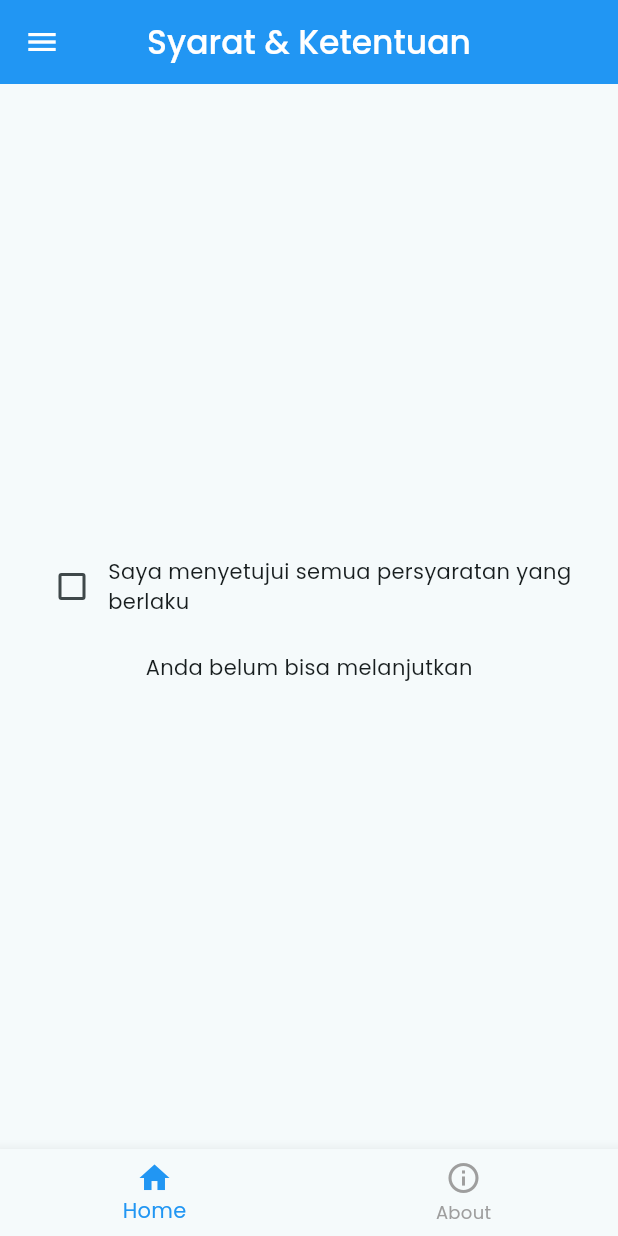
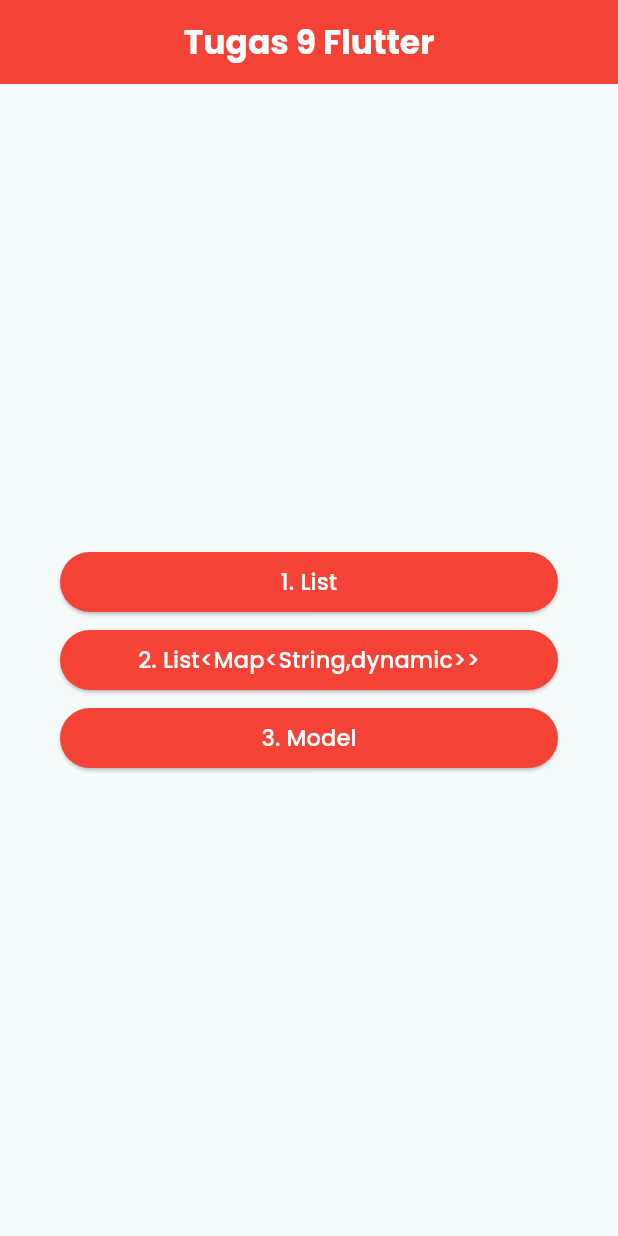
Before and after one commit to StevenOscar/belajar_ppkd, a Flutter app: the screen it shows after launch, on a phone screen of 412 x 824 dp. Run offline on Flutter 3.47's test engine with Material 3 defaults, Android fonts, the phone set to English and light mode, and no system bars; our stand-ins replace font_awesome_flutter.

Commit message:
Tugas 9 Flutter Done

```diff
--- a/flutter/flutter_app1/lib/main.dart
+++ b/flutter/flutter_app1/lib/main.dart
@@ -6,6 +6,7 @@ import 'package:flutter_app1/tugas/tugas_7/switch_page.dart';
 import 'package:flutter_app1/tugas/tugas_7/time_picker_page.dart';
 import 'package:flutter_app1/tugas/tugas_7/tugas_7_flutter.dart';
 import 'package:flutter_app1/tugas/tugas_8/tugas_8_flutter.dart';
+import 'package:flutter_app1/tugas/tugas_9/tugas_9_flutter.dart';
 import 'package:flutter_localizations/flutter_localizations.dart';
 
 void main() {
@@ -58,7 +59,8 @@ class _MyAppState extends State<MyApp> {
       // home: TugasEnamFlutter(),
       // home: Navigation(),
       // home: TugasTujuhFlutter(),
-      home: TugasDelapanFlutter(),
+      // home: TugasDelapanFlutter(),
+      home: TugasSembilanFlutter(),
     );
   }
 }
--- /dev/null
+++ b/flutter/flutter_app1/lib/tugas/tugas_9/tugas_9_flutter.dart
@@ -0,0 +1,82 @@
+import 'package:flutter/material.dart';
+import 'package:flutter_app1/tugas/tugas_9/list_map_page.dart';
+import 'package:flutter_app1/tugas/tugas_9/list_page.dart';
+import 'package:flutter_app1/tugas/tugas_9/model_page.dart';
+
+class TugasSembilanFlutter extends StatelessWidget {
+  const TugasSembilanFlutter({super.key});
+
+  @override
+  Widget build(BuildContext context) {
+    return Scaffold(
+      appBar: AppBar(
+        title: Text(
+          "Tugas 9 Flutter",
+          style: TextStyle(color: Colors.white, fontWeight: FontWeight.bold),
+        ),
+        centerTitle: true,
+        backgroundColor: Colors.red,
+      ),
+      body: Center(
+        child: Padding(
+          padding: const EdgeInsets.all(40),
+          child: Column(
+            mainAxisAlignment: MainAxisAlignment.center,
+            children: [
+              SizedBox(
+                width: double.infinity,
+                child: ElevatedButton(
+                  style: ElevatedButton.styleFrom(backgroundColor: Colors.red),
+                  onPressed: () {
+                    Navigator.push(
+                      context,
+                      MaterialPageRoute(builder: (context) => ListPage()),
+                    );
+                  },
+                  child: Text(
+                    "1. List",
+                    style: TextStyle(color: Colors.white, fontSize: 15),
+                  ),
+                ),
+              ),
+              SizedBox(height: 4),
+              SizedBox(
+                width: double.infinity,
+                child: ElevatedButton(
+                  style: ElevatedButton.styleFrom(backgroundColor: Colors.red),
+                  onPressed: () {
+                    Navigator.push(
+                      context,
+                      MaterialPageRoute(builder: (context) => ListMapPage()),
+                    );
+                  },
+                  child: Text(
+                    "2. List<Map<String,dynamic>>",
+                    style: TextStyle(color: Colors.white, fontSize: 15),
+                  ),
+                ),
+              ),
+              SizedBox(height: 4),
+              SizedBox(
+                width: double.infinity,
+                child: ElevatedButton(
+                  style: ElevatedButton.styleFrom(backgroundColor: Colors.red),
+                  onPressed: () {
+                    Navigator.push(
+                      context,
+                      MaterialPageRoute(builder: (context) => ModelPage()),
+                    );
+                  },
+                  child: Text(
+                    "3. Model",
+                    style: TextStyle(color: Colors.white, fontSize: 15),
+                  ),
+                ),
+              ),
+            ],
+          ),
+        ),
+      ),
+    );
+  }
+}
--- a/flutter/flutter_app1/pubspec.yaml
+++ b/flutter/flutter_app1/pubspec.yaml
@@ -35,6 +35,7 @@ dependencies:
   # Use with the CupertinoIcons class for iOS style icons.
   cupertino_icons: ^1.0.8
   intl: ^0.19.0
+  font_awesome_flutter: ^10.8.0
   flutter_localizations:
     sdk: flutter
 
@@ -65,6 +66,7 @@ flutter:
     - assets/images/
     - assets/images/tugas_4/
     - assets/images/tugas_6/
+    - assets/images/tugas_9/
     - assets/fonts/Montserrat/
   #   - images/a_dot_ham.jpeg
 
```
Also changed, not shown: flutter/flutter_app1/lib/tugas/tugas_9/list_map_page.dart (added, +106 -0 lines), flutter/flutter_app1/lib/tugas/tugas_9/list_page.dart (added, +58 -0 lines), flutter/flutter_app1/lib/tugas/tugas_9/model_page.dart (added, +112 -0 lines), flutter/flutter_app1/lib/tugas/tugas_9/product_model.dart (added, +83 -0 lines), flutter/flutter_app1/assets/images/tugas_9/converse.jpg (added), flutter/flutter_app1/assets/images/tugas_9/honda.jpg (added), flutter/flutter_app1/assets/images/tugas_9/iphone.jpg (added), flutter/flutter_app1/assets/images/tugas_9/jam.jpg (added), flutter/flutter_app1/assets/images/tugas_9/kucing.jpg (added), flutter/flutter_app1/assets/images/tugas_9/samsung.jpg (added), flutter/flutter_app1/assets/images/tugas_9/sofa.jpg (added), flutter/flutter_app1/assets/images/tugas_9/toyota.jpg (added), flutter/flutter_app1/assets/images/tugas_9/uniqlo.jpg (added), flutter/flutter_app1/assets/images/tugas_9/vario.jpg (added), 1 more files.
